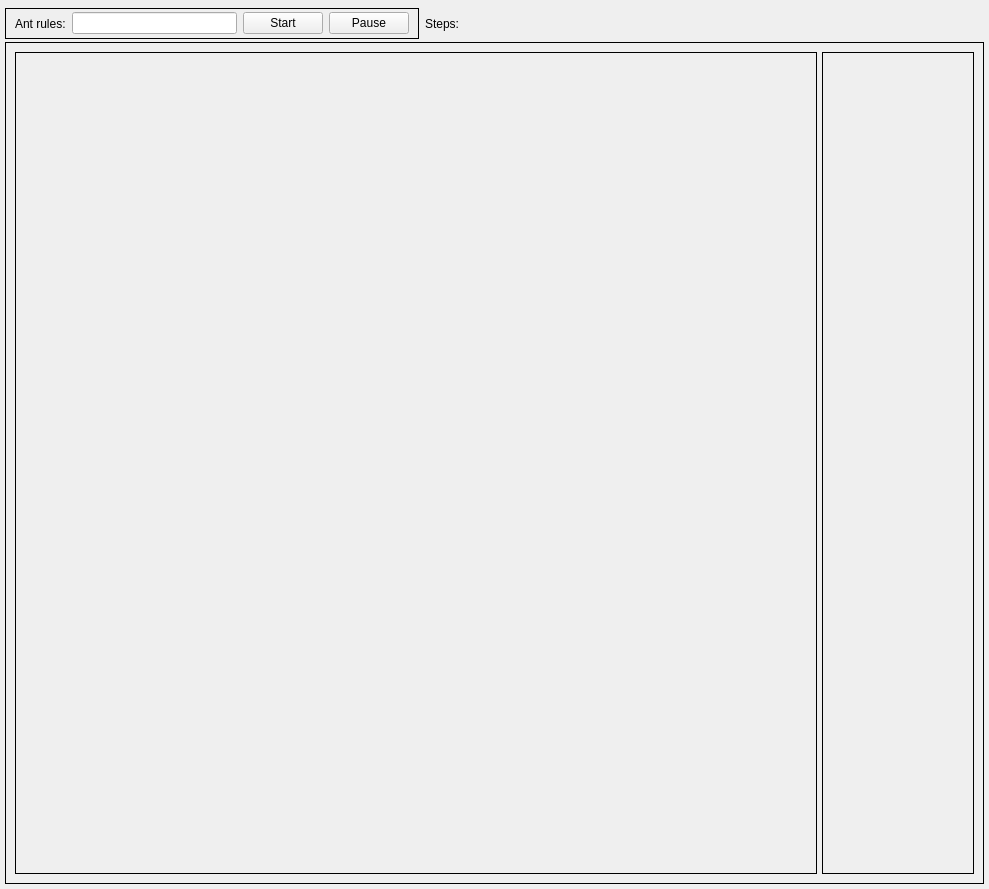
Qt form ui/LangtonsAnt.ui (Tomhauscz/Langtons_ant) before a commit.
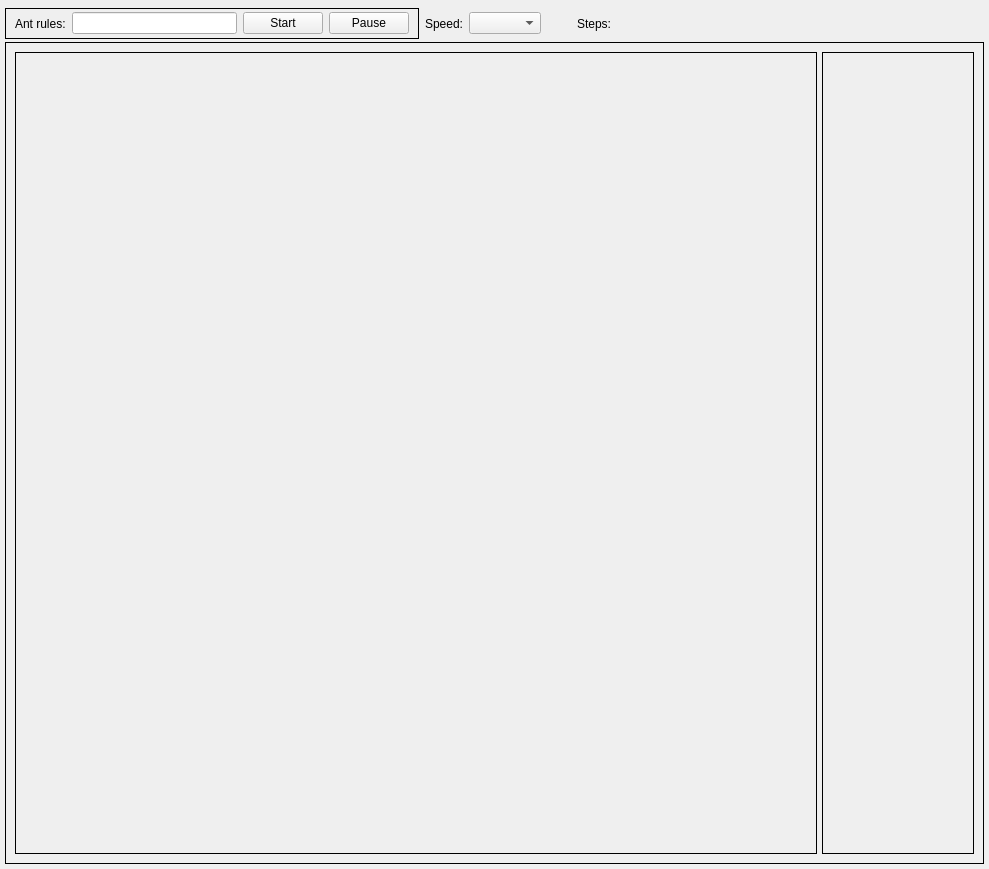
The same form after that commit.

Commit message: Added speed feature, rendering improved

Diff of the .ui file:
```diff
--- a/ui/LangtonsAnt.ui
+++ b/ui/LangtonsAnt.ui
@@ -7,7 +7,7 @@
     <x>0</x>
     <y>0</y>
     <width>989</width>
-    <height>889</height>
+    <height>869</height>
    </rect>
   </property>
   <property name="sizePolicy">
@@ -151,6 +151,84 @@
          </layout>
         </widget>
        </item>
+       <item>
+        <widget class="QFrame" name="frame_7">
+         <property name="sizePolicy">
+          <sizepolicy hsizetype="Minimum" vsizetype="Minimum">
+           <horstretch>0</horstretch>
+           <verstretch>0</verstretch>
+          </sizepolicy>
+         </property>
+         <property name="frameShape">
+          <enum>QFrame::NoFrame</enum>
+         </property>
+         <property name="frameShadow">
+          <enum>QFrame::Raised</enum>
+         </property>
+         <property name="lineWidth">
+          <number>0</number>
+         </property>
+         <layout class="QHBoxLayout" name="horizontalLayout_7">
+          <property name="spacing">
+           <number>5</number>
+          </property>
+          <property name="leftMargin">
+           <number>0</number>
+          </property>
+          <property name="topMargin">
+           <number>0</number>
+          </property>
+          <property name="rightMargin">
+           <number>0</number>
+          </property>
+          <property name="bottomMargin">
+           <number>0</number>
+          </property>
+          <item>
+           <widget class="QLabel" name="label_speed">
+            <property name="text">
+             <string>Speed:</string>
+            </property>
+           </widget>
+          </item>
+          <item>
+           <widget class="QComboBox" name="speed_combo_box">
+            <property name="sizePolicy">
+             <sizepolicy hsizetype="Fixed" vsizetype="Fixed">
+              <horstretch>0</horstretch>
+              <verstretch>0</verstretch>
+             </sizepolicy>
+            </property>
+            <property name="minimumSize">
+             <size>
+              <width>70</width>
+              <height>0</height>
+             </size>
+            </property>
+            <property name="currentText">
+             <string/>
+            </property>
+           </widget>
+          </item>
+         </layout>
+        </widget>
+       </item>
+       <item>
+        <spacer name="horizontalSpacer">
+         <property name="orientation">
+          <enum>Qt::Horizontal</enum>
+         </property>
+         <property name="sizeType">
+          <enum>QSizePolicy::Fixed</enum>
+         </property>
+         <property name="sizeHint" stdset="0">
+          <size>
+           <width>30</width>
+           <height>20</height>
+          </size>
+         </property>
+        </spacer>
+       </item>
        <item>
         <widget class="QFrame" name="frame_6">
          <property name="sizePolicy">
```
The commit also changes 2 other files.
